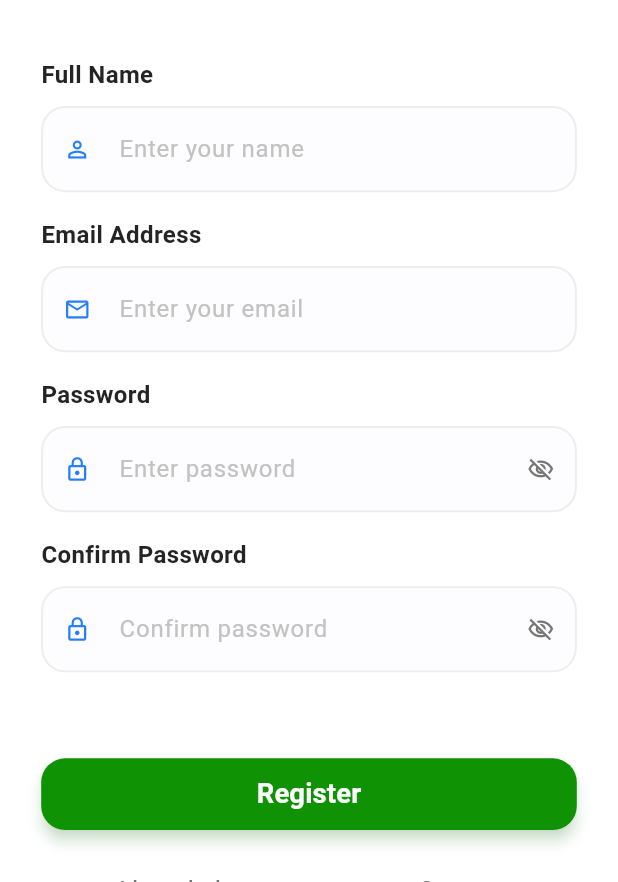
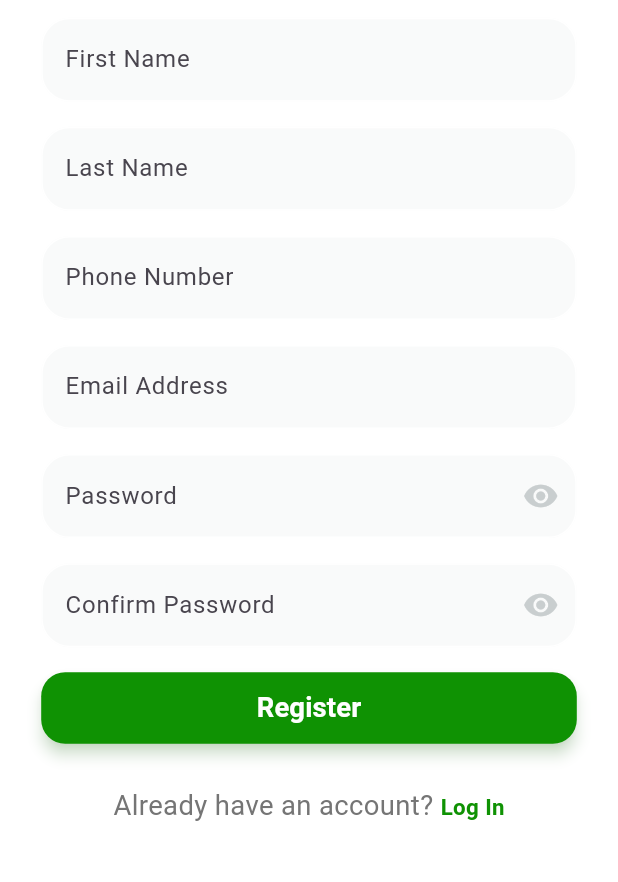
Before and after one commit to ahmedadss2003/kick-off, a Flutter app: the RegisterView screen opened by its route, scrolled down 139 dp, on a phone screen of 412 x 824 dp, the part 354-1236 px from its top. Run offline on Flutter 3.47's test engine with Material 3 defaults, Android fonts, the phone set to English and light mode, and no system bars; our stand-ins replace animated_splash_screen, dio, flutter_bloc, flutter_screenutil, shared_preferences; accounts and stored records are empty; network calls fail.

Commit message:
add auth cubit and sucesss inteegration

```diff
--- /dev/null
+++ b/lib/features/auth_screen/presentation/manager/register/cubits/auth_cubit.dart
@@ -0,0 +1,25 @@
+import 'dart:developer';
+
+import 'package:flutter_bloc/flutter_bloc.dart';
+import 'package:kickoff/features/auth_screen/data/models/register_request.dart';
+import 'package:kickoff/features/auth_screen/presentation/manager/register/cubits/auth_states.dart';
+import 'package:kickoff/features/auth_screen/data/models/auth_models.dart';
+import 'package:kickoff/features/auth_screen/data/repositories/auth_repository.dart';
+
+class AuthCubit extends Cubit<AuthState> {
+  final AuthRepository authRepository;
+
+  AuthCubit(this.authRepository) : super(AuthInitial());
+
+  Future<void> register(RegisterRequest registerRequest) async {
+    emit(AuthLoading());
+    try {
+      final user = await authRepository.register(registerRequest);
+      emit(AuthSuccess(user));
+      log('API Response: $user');
+    } catch (e) {
+      emit(AuthFailure(e.toString()));
+      log(e.toString());
+    }
+  }
+}
--- /dev/null
+++ b/lib/features/auth_screen/presentation/manager/register/cubits/auth_states.dart
@@ -0,0 +1,19 @@
+import 'package:kickoff/features/auth_screen/data/models/auth_models.dart';
+
+abstract class AuthState {}
+
+class AuthInitial extends AuthState {}
+
+class AuthLoading extends AuthState {}
+
+class AuthSuccess extends AuthState {
+  final UserModel user;
+
+  AuthSuccess(this.user);
+}
+
+class AuthFailure extends AuthState {
+  final String error;
+
+  AuthFailure(this.error);
+}
--- a/lib/features/auth_screen/presentation/ui/widgets/register_view_body.dart
+++ b/lib/features/auth_screen/presentation/ui/widgets/register_view_body.dart
@@ -1,10 +1,22 @@
+import 'package:dio/dio.dart';
 import 'package:flutter/material.dart';
+import 'package:flutter_bloc/flutter_bloc.dart';
 import 'package:flutter_screenutil/flutter_screenutil.dart';
+import 'package:kickoff/core/databases/api/api_consumer.dart';
+import 'package:kickoff/core/databases/api/dio_consumer.dart';
 import 'package:kickoff/core/theming/colors.dart';
 import 'package:kickoff/core/theming/styles.dart';
+import 'package:kickoff/features/auth_screen/data/models/register_request.dart';
+import 'package:kickoff/features/auth_screen/data/repositories/auth_repository.dart';
+import 'package:kickoff/features/auth_screen/presentation/manager/register/cubits/auth_cubit.dart';
+import 'package:kickoff/features/auth_screen/presentation/manager/register/cubits/auth_states.dart';
+import 'package:kickoff/features/auth_screen/presentation/ui/login_view_view.dart';
 import 'package:kickoff/features/auth_screen/presentation/ui/widgets/auth_header.dart';
 import 'package:kickoff/features/auth_screen/presentation/ui/widgets/custom_auth_button.dart';
+import 'package:kickoff/features/auth_screen/presentation/ui/widgets/custom_passward.dart';
+import 'package:kickoff/features/auth_screen/presentation/ui/widgets/custom_textform.dart';
 import 'package:kickoff/features/auth_screen/presentation/ui/widgets/labeled_auth_text_field.dart';
+import 'package:kickoff/features/test/testfile.dart';
 
 class RegisterViewBody extends StatefulWidget {
   const RegisterViewBody({super.key});
@@ -16,81 +28,110 @@ class RegisterViewBody extends StatefulWidget {
 class _RegisterViewBodyState extends State<RegisterViewBody> {
   bool isPasswordObscure = true;
   bool isConfirmPasswordObscure = true;
+  final passwordController = TextEditingController();
+  final firstNmaeController = TextEditingController();
+  final lastNameController = TextEditingController();
+  final emailController = TextEditingController();
+  final confirmPasswordController = TextEditingController();
+  final phoneController = TextEditingController();
+
   final formKey = GlobalKey<FormState>();
 
   @override
   Widget build(BuildContext context) {
-    return SingleChildScrollView(
+    return BlocProvider(
+      create: (context) =>
+          AuthCubit(AuthRepository(apiConsumer: DioConsumer(dio: Dio()))),
+      child: SingleChildScrollView(
         child: Column(
           children: [
             const AuthHeader(
               title: 'Create Account',
               subtitle: 'Join Kickoff today.',
             ),
-          Padding(
+            BlocConsumer<AuthCubit, AuthState>(
+              listener: (context, state) {
+                if (state is AuthSuccess) {
+                  Navigator.pushReplacement(
+                    context,
+                    MaterialPageRoute(builder: (_) => LogginView()),
+                  );
+                }
+                if (state is AuthFailure) {
+                  ScaffoldMessenger.of(context).showSnackBar(
+                    SnackBar(
+                      content: Text(state.error.toString()),
+                      backgroundColor: Colors.red,
+                    ),
+                  );
+                }
+              },
+              builder: (context, state) {
+                return Padding(
                   padding: EdgeInsets.symmetric(horizontal: 24.w),
                   child: Form(
                     key: formKey,
                     child: Column(
                       crossAxisAlignment: CrossAxisAlignment.start,
                       children: [
-                  SizedBox(height: 32.h),
-                  LabeledAuthTextField(
-                    label: 'Full Name',
-                    hintText: 'Enter your name',
-                    keyboardType: TextInputType.name,
-                    textInputAction: TextInputAction.next,
-                    prefixIcon: const Icon(
-                      Icons.person_outline,
-                      color: ColorsManager.mainBlue,
+                        SizedBox(height: 10.h),
+                        CustomTextFormField(
+                          lable: 'First Name',
+                          controller: firstNmaeController,
+                          validator: (value) {
+                            if (value == null || value.isEmpty) {
+                              return 'Please enter your email';
+                            }
+                            return null;
+                          },
+                          textInputType: TextInputType.emailAddress,
                         ),
+                        SizedBox(height: 14.h),
+                        CustomTextFormField(
+                          lable: 'Last Name',
+                          controller: lastNameController,
+
                           validator: (value) {
                             if (value == null || value.isEmpty) {
                               return 'Please enter your name';
                             }
                             return null;
                           },
+                          textInputType: TextInputType.name,
                         ),
                         SizedBox(height: 14.h),
-                  LabeledAuthTextField(
-                    label: 'Email Address',
-                    hintText: 'Enter your email',
-                    keyboardType: TextInputType.emailAddress,
-                    textInputAction: TextInputAction.next,
-                    prefixIcon: const Icon(
-                      Icons.email_outlined,
-                      color: ColorsManager.mainBlue,
+                        CustomTextFormField(
+                          lable: 'Phone Number',
+                          controller: phoneController,
+                          validator: (value) {
+                            if (value == null || value.isEmpty) {
+                              return 'Please enter your phone number';
+                            }
+                            return null;
+                          },
+
+                          textInputType: TextInputType.phone,
                         ),
+                        SizedBox(height: 14.h),
+                        CustomTextFormField(
+                          lable: 'Email Address',
+
+                          controller: emailController,
+
                           validator: (value) {
                             if (value == null || value.isEmpty) {
                               return 'Please enter your email';
                             }
                             return null;
                           },
+                          textInputType: TextInputType.emailAddress,
                         ),
                         SizedBox(height: 14.h),
-                  LabeledAuthTextField(
-                    label: 'Password',
-                    hintText: 'Enter password',
-                    isObscureText: isPasswordObscure,
-                    textInputAction: TextInputAction.next,
-                    prefixIcon: const Icon(
-                      Icons.lock_outline,
-                      color: ColorsManager.mainBlue,
-                    ),
-                    suffixIcon: IconButton(
-                      onPressed: () {
-                        setState(() {
-                          isPasswordObscure = !isPasswordObscure;
-                        });
-                      },
-                      icon: Icon(
-                        isPasswordObscure
-                            ? Icons.visibility_off_outlined
-                            : Icons.visibility_outlined,
-                        color: ColorsManager.gray,
-                      ),
-                    ),
+                        PasswordField(
+                          lable: 'Password',
+
+                          controller: passwordController,
+
                           validator: (value) {
                             if (value == null || value.isEmpty) {
                               return 'Please enter your password';
@@ -99,44 +140,46 @@ class _RegisterViewBodyState extends State<RegisterViewBody> {
                           },
                         ),
                         SizedBox(height: 14.h),
-                  LabeledAuthTextField(
-                    label: 'Confirm Password',
-                    hintText: 'Confirm password',
-                    isObscureText: isConfirmPasswordObscure,
-                    textInputAction: TextInputAction.done,
-                    prefixIcon: const Icon(
-                      Icons.lock_outline,
-                      color: ColorsManager.mainBlue,
-                    ),
-                    suffixIcon: IconButton(
-                      onPressed: () {
-                        setState(() {
-                          isConfirmPasswordObscure = !isConfirmPasswordObscure;
-                        });
-                      },
-                      icon: Icon(
-                        isConfirmPasswordObscure
-                            ? Icons.visibility_off_outlined
-                            : Icons.visibility_outlined,
-                        color: ColorsManager.gray,
-                      ),
-                    ),
+                        PasswordField(
+                          lable: 'Confirm Password',
+                          controller: confirmPasswordController,
                           validator: (value) {
                             if (value == null || value.isEmpty) {
-                        return 'Please confirm your password';
+                              return 'Please enter your ConfirmPassword';
+                            }
+                            if (value != passwordController.text) {
+                              return 'Passwords do not match';
                             }
                             return null;
                           },
                         ),
-                  SizedBox(height: 48.h),
-                  CustomAuthButton(
+                        SizedBox(height: 14.h),
+
+                        state is AuthLoading
+                            ? Center(
+                                child: CircularProgressIndicator(
+                                  color: ColorsManager.mainColor,
+                                ),
+                              )
+                            : CustomAuthButton(
                                 text: 'Register',
                                 bgColor: ColorsManager.mainColor,
                                 elevation: 4,
-                    shadowColor: ColorsManager.mainColor.withOpacity(0.4),
-                    onPressed: () {
+                                shadowColor: ColorsManager.mainColor
+                                    .withOpacity(0.4),
+                                onPressed: state is AuthLoading
+                                    ? null
+                                    : () {
                                         if (formKey.currentState!.validate()) {
-                        // Perform registration
+                                          context.read<AuthCubit>().register(
+                                            RegisterRequest(
+                                              fname: firstNmaeController.text,
+                                              lname: lastNameController.text,
+                                              email: emailController.text,
+                                              password: passwordController.text,
+                                              phone: phoneController.text,
+                                            ),
+                                          );
                                         }
                                       },
                               ),
@@ -163,8 +206,11 @@ class _RegisterViewBodyState extends State<RegisterViewBody> {
                       ],
                     ),
                   ),
+                );
+              },
             ),
           ],
+        ),
       ),
     );
   }
```
Lines whose indentation alone changed are shown as unchanged.
